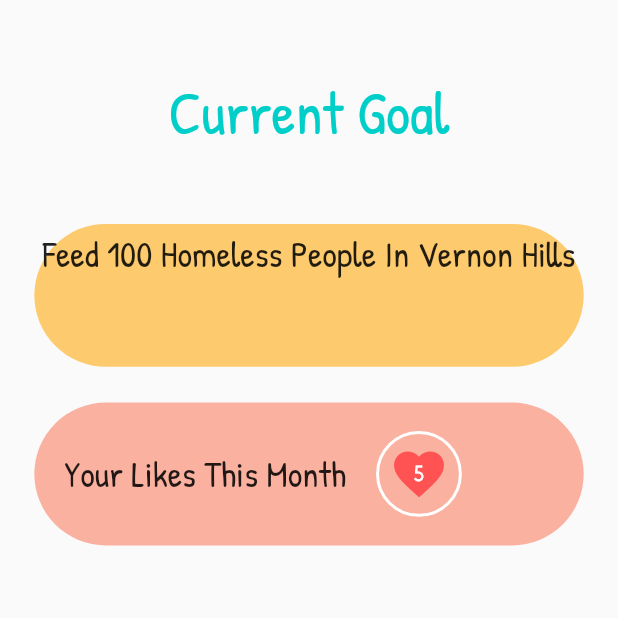
After one commit to Spandan14/HumanKnit, a Flutter app: the GoalsPage screen opened directly, on a phone screen of 412 x 824 dp, the top half of it. The commit adds this screen. Run offline on Flutter 3.47's test engine with Material 2 defaults, Android fonts, the phone set to English and light mode, and no system bars; our stand-ins replace cloud_firestore, firebase_auth, firebase_storage, geolocator, image_picker, shared_preferences; missing offline and left inert: flutter_webview_plugin, universal_html, xml_parser; accounts and stored records are empty; statements that could not run were skipped.

Commit message:
Worked on Goals UI and fixed issues Made new Navbar

```diff
--- /dev/null
+++ b/humanknit/lib/goals.dart
@@ -0,0 +1,142 @@
+import 'package:firebase_auth/firebase_auth.dart';
+import 'package:flutter/foundation.dart';
+import 'package:flutter/material.dart';
+import 'package:cloud_firestore/cloud_firestore.dart';
+import 'package:humanknit/editprofile.dart';
+import 'package:humanknit/friendsview.dart';
+import 'package:humanknit/makefriends.dart';
+import 'package:humanknit/stats.dart';
+import 'addpost.dart';
+
+class GoalsPage extends StatefulWidget {
+  @override
+  _GoalsPageState createState() => _GoalsPageState();
+}
+
+class _GoalsPageState extends State<GoalsPage> {
+
+
+
+
+
+
+  @override
+  Widget build(BuildContext context) {
+    double width = MediaQuery.of(context).size.width;
+    double height = MediaQuery.of(context).size.height;
+
+    Scaffold goalPicked = Scaffold(
+      body: Column(
+        children: <Widget>[
+          Padding(
+            padding: EdgeInsets.only(top: 40/692 * height),
+            child: Container(
+              child: Align(
+                alignment: Alignment.center,
+                child: Text(
+                  "Current Goal",
+                  textAlign: TextAlign.center,
+                  style: TextStyle(
+                      fontFamily: "PatrickHand",
+                      fontSize: 40,
+                      color: Color.fromRGBO(0, 206, 201, 1)
+                  ),
+                ),
+              ),
+            ),
+          ),
+          Padding(
+            padding: EdgeInsets.only(top: 40/692 * height),
+            child: Container(
+                decoration: BoxDecoration(
+                  shape: BoxShape.rectangle,
+                  borderRadius: BorderRadius.circular(100),
+                  color: Color.fromRGBO(253, 203, 110, 1)
+                ),
+              height: 80/692 * height,
+              width: 320/360 * width,
+              child: Padding(
+                padding: const EdgeInsets.all(4.0),
+                child: Text(
+                  "Feed 100 Homeless People In Vernon Hills",
+                  textAlign: TextAlign.center,
+                  style: TextStyle(
+                    fontFamily: "PatrickHand",
+                    fontSize: 24
+                  ),
+                ),
+              ),
+            ),
+          ),
+          Padding(
+            padding: EdgeInsets.only(top: 20/692 * height),
+            child: Container(
+              decoration: BoxDecoration(
+                  shape: BoxShape.rectangle,
+                  borderRadius: BorderRadius.circular(100),
+                  color: Color.fromRGBO(250, 177, 160, 1)
+              ),
+              height: 80/692 * height,
+              width: 320/360 * width,
+              child: Row(
+                children: <Widget>[
+                  Padding(
+                    padding: const EdgeInsets.all(20.0),
+                    child: Text(
+                      "Your Likes This Month",
+                      textAlign: TextAlign.center,
+                      style: TextStyle(
+                          fontFamily: "PatrickHand",
+                          fontSize: 24
+                      ),
+                    ),
+                  ),
+                  Container(
+                    decoration: BoxDecoration(
+                      shape: BoxShape.circle,
+                      border: Border.all(
+                        width: 2,
+                        color: Colors.white
+                      )
+                    ),
+                    height: 100/692 * height,
+                    width: 50/360 * width,
+                    child: Stack(
+                      alignment: Alignment.center,
+                      children: <Widget>[
+                        Icon(
+                          Icons.favorite,
+                          color: Colors.redAccent,
+                          size: 40,
+                        ),
+                        Text(
+                          5.toString(),
+                          textAlign: TextAlign.center,
+                          style: TextStyle(
+                            fontFamily: "AdventPro",
+                            fontSize: 14,
+                            fontWeight: FontWeight.bold,
+                            color: Colors.white
+                          ),
+                        ),
+                      ],
+                    ),
+                  )
+                ],
+              ),
+            ),
+          )
+        ],
+      ),
+    );
+
+
+    Scaffold goalVoting = Scaffold(
+      body: Column(
+
+      ),
+    );
+
+    return goalPicked;
+  }
+}
--- a/humanknit/lib/nav.dart
+++ b/humanknit/lib/nav.dart
@@ -1,5 +1,6 @@
 import 'package:firebase_auth/firebase_auth.dart';
 import 'package:flutter/material.dart';
+import 'package:humanknit/goals.dart';
 import 'package:humanknit/userstats.dart';
 import 'package:humanknit/posts.dart';
 import 'package:humanknit/experiences.dart';
@@ -43,6 +44,7 @@ class _NavigationState extends State<Navigation> {
     final List<Widget> children = [
       Padding(padding: EdgeInsets.all(0), child: MainProfilePage()),
       Padding(padding: EdgeInsets.all(10), child: PostsPage()),
+      Padding(padding: EdgeInsets.all(0), child: GoalsPage()),
       Padding(padding: EdgeInsets.all(10), child: ExperiencesPage()),
       Padding(padding: EdgeInsets.all(10), child: SettingsPage()),
     ];
@@ -65,8 +67,8 @@ class _NavigationState extends State<Navigation> {
           type: BottomNavigationBarType.fixed,
           showSelectedLabels: false,
           showUnselectedLabels: false,
-          backgroundColor: Color(0xffffb86f),
-          selectedItemColor: Color(0xffd90368),
+          backgroundColor: Color.fromRGBO(255, 234, 167, 1),
+          selectedItemColor: Color.fromRGBO(0, 206, 201, 0.5),
           onTap: onItemTapped,
           items: [
             BottomNavigationBarItem(
```
Also changed, not shown: humanknit/pubspec.lock.
